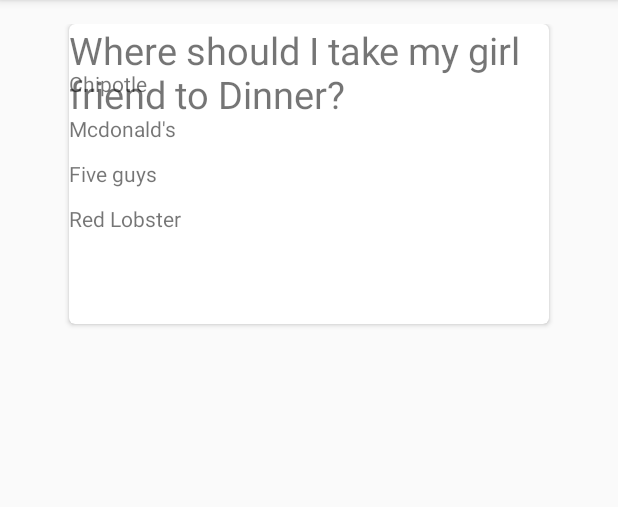
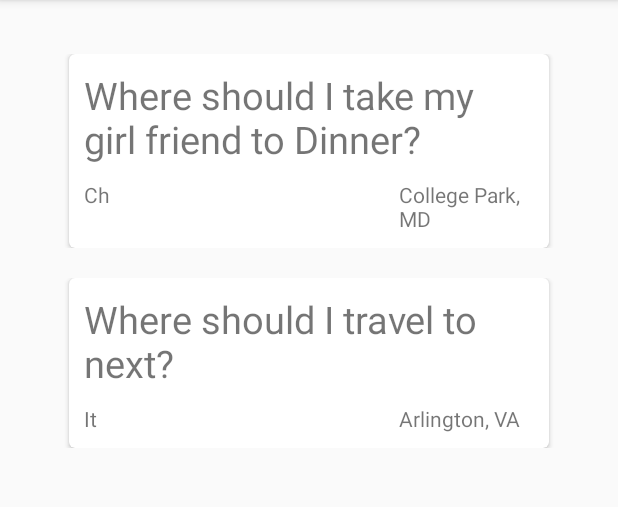
Before and after one commit to sam321pbs/Stuck, an Android app: the screen it shows after launch (StuckMainListActivity), on a phone screen of 412 x 824 dp, the part 84-591 px from its top. Run offline under Robolectric (Android 15) with nearby library versions, the phone set to English and light mode, and no system bars.

Commit message:
feat: card view shows location and sneak peak choice

```diff
--- a/app/src/main/AndroidManifest.xml
+++ b/app/src/main/AndroidManifest.xml
@@ -8,7 +8,7 @@
             android:label="@string/app_name"
             android:supportsRtl="true"
             android:theme="@style/AppTheme">
-        <activity android:name=".StuckMainListActivity">
+        <activity android:name=".activities.StuckMainListActivity">
             <intent-filter>
                 <action android:name="android.intent.action.MAIN"/>
 
--- a/app/src/main/java/com/example/sammengistu/stuck/CardViewAdapter.java
+++ /dev/null
@@ -1,77 +0,0 @@
-package com.example.sammengistu.stuck;
-
-import com.example.sammengistu.stuck.model.StuckPost;
-
-import android.support.v7.widget.RecyclerView;
-import android.view.LayoutInflater;
-import android.view.View;
-import android.view.ViewGroup;
-import android.widget.TextView;
-
-import java.util.List;
-
-public class CardViewAdapter extends RecyclerView.Adapter<CardViewAdapter.ViewHolder> {
-
-    private List<StuckPost> mStuckPosts;
-
-    // Provide a suitable constructor (depends on the kind of dataset)
-    public CardViewAdapter(List<StuckPost> myDataset) {
-        mStuckPosts = myDataset;
-    }
-
-    // Create new views (invoked by the layout manager)
-    @Override
-    public CardViewAdapter.ViewHolder onCreateViewHolder(ViewGroup parent,
-                                                         int viewType) {
-
-        // create a new view
-        View v = LayoutInflater.from(parent.getContext())
-            .inflate(R.layout.stuck_single_item, parent, false);
-        // set the view's size, margins, paddings and layout parameters
-
-        ViewHolder vh = new ViewHolder(v);
-        return vh;
-    }
-
-    // Replace the contents of a view (invoked by the layout manager)
-    @Override
-    public void onBindViewHolder(ViewHolder holder, int position) {
-
-        // - get element from your dataset at this position
-        // - replace the contents of the view with that element
-        holder.mStuckPostQuestion.setText(mStuckPosts.get(0).getQuestion());
-        holder.mChoice1.setText(mStuckPosts.get(0).getChoice1());
-        holder.mChoice2.setText(mStuckPosts.get(0).getChoice2());
-        holder.mChoice3.setText(mStuckPosts.get(0).getChoice3());
-        holder.mChoice4.setText(mStuckPosts.get(0).getChoice4());
-
-    }
-
-    // Return the size of your dataset (invoked by the layout manager)
-    @Override
-    public int getItemCount() {
-        return mStuckPosts.size();
-    }
-
-    // Provide a reference to the views for each data item
-    // Complex data items may need more than one view per item, and
-    // you provide access to all the views for a data item in a view holder
-    public static class ViewHolder extends RecyclerView.ViewHolder {
-        // each data item is just a string in this case
-        public TextView mStuckPostQuestion;
-
-        public TextView mChoice1;
-        public TextView mChoice2;
-        public TextView mChoice3;
-        public TextView mChoice4;
-
-        public ViewHolder(View v) {
-            super(v);
-            mStuckPostQuestion = (TextView)v.findViewById(R.id.single_item_question);
-            mChoice1 = (TextView)v.findViewById(R.id.single_item_choice_1);
-            mChoice2 = (TextView)v.findViewById(R.id.single_item_choice_2);
-            mChoice3 = (TextView)v.findViewById(R.id.single_item_choice_3);
-            mChoice4 = (TextView)v.findViewById(R.id.single_item_choice_4);
-        }
-    }
-}
--- a/app/src/main/java/com/example/sammengistu/stuck/StuckMainListActivity.java
+++ b/app/src/main/java/com/example/sammengistu/stuck/activities/StuckMainListActivity.java
@@ -1,5 +1,7 @@
-package com.example.sammengistu.stuck;
+package com.example.sammengistu.stuck.activities;
 
+import com.example.sammengistu.stuck.R;
+import com.example.sammengistu.stuck.adapters.CardViewListAdapter;
 import com.example.sammengistu.stuck.model.StuckPost;
 
 import android.os.Bundle;
@@ -23,7 +25,7 @@ public class StuckMainListActivity extends AppCompatActivity {
         Log.i("StuckMainList", "CardView break");
         setContentView(R.layout.activity_stuck_main_list);
 
-        mRecyclerView = (RecyclerView) findViewById(R.id.my_recycler_view);
+        mRecyclerView = (RecyclerView) findViewById(R.id.recycler_view_question_post);
 
         // use this setting to improve performance if you know that changes
         // in content do not change the layout size of the RecyclerView
@@ -40,12 +42,22 @@ public class StuckMainListActivity extends AppCompatActivity {
             "Chipotle",
             "Mcdonald's",
             "Five guys",
-            "Red Lobster"));
+            "Red Lobster",
+            "College Park, MD"));
+
+        myDataset.add(new StuckPost(
+            "Where should I travel to next?",
+            "Italy",
+            "France",
+            "Canada",
+            "Ethiopia",
+            "Arlington, VA"));
 
 //        mAdapter = new MyAdapter(new String[]{"Zain", "Nadeem"});
 
+
         // specify an adapter (see also next example)
-        mAdapter = new CardViewAdapter(myDataset);
+        mAdapter = new CardViewListAdapter(myDataset);
         mRecyclerView.setAdapter(mAdapter);
     }
 }
--- /dev/null
+++ b/app/src/main/java/com/example/sammengistu/stuck/activities/StuckVoteActivity.java
@@ -0,0 +1,14 @@
+package com.example.sammengistu.stuck.activities;
+
+import android.os.Bundle;
+import android.support.v7.app.AppCompatActivity;
+
+
+public class StuckVoteActivity extends AppCompatActivity {
+
+    @Override
+    protected void onCreate(Bundle savedInstanceState){
+        super.onCreate(savedInstanceState);
+        setContentView();
+    }
+}
--- /dev/null
+++ b/app/src/main/java/com/example/sammengistu/stuck/adapters/CardViewListAdapter.java
@@ -0,0 +1,88 @@
+package com.example.sammengistu.stuck.adapters;
+
+import com.example.sammengistu.stuck.R;
+import com.example.sammengistu.stuck.model.StuckPost;
+
+import android.support.v7.widget.RecyclerView;
+import android.util.Log;
+import android.view.LayoutInflater;
+import android.view.View;
+import android.view.ViewGroup;
+import android.widget.TextView;
+
+import java.util.List;
+
+public class CardViewListAdapter extends RecyclerView.Adapter<CardViewListAdapter.ViewHolder> {
+
+    private List<StuckPost> mStuckPosts;
+
+    // Provide a suitable constructor (depends on the kind of dataset)
+    public CardViewListAdapter(List<StuckPost> myDataset) {
+        mStuckPosts = myDataset;
+    }
+
+    // Create new views (invoked by the layout manager)
+    @Override
+    public CardViewListAdapter.ViewHolder onCreateViewHolder(ViewGroup parent,
+                                                             int viewType) {
+
+        // create a new view
+        View v = LayoutInflater.from(parent.getContext())
+            .inflate(R.layout.stuck_single_item_question, parent, false);
+        // set the view's size, margins, paddings and layout parameters
+
+        ViewHolder vh = new ViewHolder(v);
+        return vh;
+    }
+
+    // Replace the contents of a view (invoked by the layout manager)
+    @Override
+    public void onBindViewHolder(ViewHolder holder, int position) {
+
+        // - get element from your dataset at this position
+        // - replace the contents of the view with that element
+        holder.mStuckPostQuestion.setText(mStuckPosts.get(position).getQuestion());
+        holder.mStuckPostLocation.setText(mStuckPosts.get(position).getStuckPostLocation());
+        holder.mStuckPostSneakPeakChoice.setText(mStuckPosts.get(position).getChoice1().substring(0,2));
+
+//        holder.mChoice1.setText(mStuckPosts.get(0).getChoice1());
+//        holder.mChoice2.setText(mStuckPosts.get(0).getChoice2());
+//        holder.mChoice3.setText(mStuckPosts.get(0).getChoice3());
+//        holder.mChoice4.setText(mStuckPosts.get(0).getChoice4());
+
+    }
+
+    // Return the size of your dataset (invoked by the layout manager)
+    @Override
+    public int getItemCount() {
+
+        Log.i("Adapter", mStuckPosts.size() + "");
+        return mStuckPosts.size();
+    }
+
+    // Provide a reference to the views for each data item
+    // Complex data items may need more than one view per item, and
+    // you provide access to all the views for a data item in a view holder
+    public static class ViewHolder extends RecyclerView.ViewHolder {
+        // each data item is just a string in this case
+        public TextView mStuckPostQuestion;
+        public TextView mStuckPostLocation;
+        public TextView mStuckPostSneakPeakChoice;
+
+//        public TextView mChoice1;
+//        public TextView mChoice2;
+//        public TextView mChoice3;
+//        public TextView mChoice4;
+
+        public ViewHolder(View v) {
+            super(v);
+            mStuckPostQuestion = (TextView)v.findViewById(R.id.single_item_question);
+            mStuckPostLocation = (TextView)v.findViewById(R.id.post_location);
+            mStuckPostSneakPeakChoice = (TextView)v.findViewById(R.id.sneak_peak_choice_1);
+//            mChoice1 = (TextView)v.findViewById(R.id.single_item_choice_1);
+//            mChoice2 = (TextView)v.findViewById(R.id.single_item_choice_2);
+//            mChoice3 = (TextView)v.findViewById(R.id.single_item_choice_3);
+//            mChoice4 = (TextView)v.findViewById(R.id.single_item_choice_4);
+        }
+    }
+}
--- a/app/src/main/java/com/example/sammengistu/stuck/MyAdapter.java
+++ b/app/src/main/java/com/example/sammengistu/stuck/adapters/MyAdapter.java
@@ -1,4 +1,6 @@
-package com.example.sammengistu.stuck;
+package com.example.sammengistu.stuck.adapters;
+
+import com.example.sammengistu.stuck.R;
 
 import android.support.v7.widget.RecyclerView;
 import android.view.LayoutInflater;
@@ -29,7 +31,7 @@ public class MyAdapter extends RecyclerView.Adapter<MyAdapter.ViewHolder> {
 
 
 
-        View v = inflater.inflate(R.layout.stuck_single_item, parent, false);
+        View v = inflater.inflate(R.layout.stuck_single_item_question, parent, false);
 
 
 
--- a/app/src/main/java/com/example/sammengistu/stuck/model/StuckPost.java
+++ b/app/src/main/java/com/example/sammengistu/stuck/model/StuckPost.java
@@ -9,13 +9,17 @@ public class StuckPost {
     private String mChoice3;
     private String mChoice4;
 
+    private String mStuckPostLocation;
+
     public StuckPost (String question, String choice1,
-                       String choice2, String choice3, String choice4 ){
+                       String choice2, String choice3, String choice4,
+                      String stuckPostLocation){
         mQuestion = question;
         mChoice1 = choice1;
         mChoice2 = choice2;
         mChoice3 = choice3;
         mChoice4 = choice4;
+        mStuckPostLocation = stuckPostLocation;
     }
 
     public String getQuestion() {
@@ -37,4 +41,8 @@ public class StuckPost {
     public String getChoice4() {
         return mChoice4;
     }
+
+    public String getStuckPostLocation() {
+        return mStuckPostLocation;
+    }
 }
--- a/app/src/main/res/layout/activity_stuck_main_list.xml
+++ b/app/src/main/res/layout/activity_stuck_main_list.xml
@@ -8,10 +8,10 @@
         android:paddingRight="@dimen/activity_horizontal_margin"
         android:paddingTop="@dimen/activity_vertical_margin"
         android:paddingBottom="@dimen/activity_vertical_margin"
-        tools:context="com.example.sammengistu.stuck.StuckMainListActivity">
+        tools:context=".activities.StuckMainListActivity">
 
     <android.support.v7.widget.RecyclerView
-            android:id="@+id/my_recycler_view"
+            android:id="@+id/recycler_view_question_post"
             android:scrollbars="vertical"
             android:layout_width="match_parent"
             android:layout_height="match_parent"/>
--- /dev/null
+++ b/app/src/main/res/layout/activity_stuck_vote.xml
@@ -0,0 +1,13 @@
+<?xml version="1.0" encoding="utf-8"?>
+<LinearLayout xmlns:android="http://schemas.android.com/apk/res/android"
+              android:orientation="vertical"
+              android:layout_width="match_parent"
+              android:layout_height="match_parent">
+
+    <android.support.v7.widget.RecyclerView
+            android:id="@+id/recycler_view_question_post"
+            android:scrollbars="vertical"
+            android:layout_width="match_parent"
+            android:layout_height="match_parent"/>
+
+</LinearLayout>
--- a/app/src/main/res/layout/stuck_single_item.xml
+++ /dev/null
@@ -1,50 +0,0 @@
-<?xml version="1.0" encoding="utf-8"?>
-<LinearLayout xmlns:android="http://schemas.android.com/apk/res/android"
-              xmlns:tools="http://schemas.android.com/tools"
-              xmlns:card_view="http://schemas.android.com/apk/res-auto"
-              android:orientation="vertical"
-              android:layout_height="match_parent"
-              android:layout_width="match_parent">
-
-    <!-- A CardView that contains a TextView -->
-    <android.support.v7.widget.CardView
-            android:id="@+id/card_view"
-            android:layout_gravity="center"
-            android:layout_width="match_parent"
-            android:layout_marginStart="30dp"
-            android:layout_marginEnd="30dp"
-            android:layout_height="200dp"
-            card_view:cardCornerRadius="4dp">
-
-        <TextView
-                android:id="@+id/single_item_question"
-                android:layout_width="wrap_content"
-                android:textSize="25sp"
-                android:layout_height="wrap_content"/>
-
-        <TextView
-                android:id="@+id/single_item_choice_1"
-                android:layout_width="wrap_content"
-                android:layout_height="wrap_content"
-                android:layout_marginTop="30dp"/>
-
-        <TextView
-                android:id="@+id/single_item_choice_2"
-                android:layout_width="wrap_content"
-                android:layout_height="wrap_content"
-                android:layout_marginTop="60dp"/>
-
-        <TextView
-                android:id="@+id/single_item_choice_3"
-                android:layout_width="wrap_content"
-                android:layout_height="wrap_content"
-                android:layout_marginTop="90dp"/>
-
-        <TextView
-                android:id="@+id/single_item_choice_4"
-                android:layout_width="wrap_content"
-                android:layout_height="wrap_content"
-                android:layout_marginTop="120dp"/>
-
-    </android.support.v7.widget.CardView>
-</LinearLayout>
--- /dev/null
+++ b/app/src/main/res/layout/stuck_single_item_question.xml
@@ -0,0 +1,60 @@
+<?xml version="1.0" encoding="utf-8"?>
+<LinearLayout xmlns:android="http://schemas.android.com/apk/res/android"
+              xmlns:tools="http://schemas.android.com/tools"
+              xmlns:card_view="http://schemas.android.com/apk/res-auto"
+              android:orientation="vertical"
+              android:layout_height="wrap_content"
+              android:layout_width="match_parent"
+              android:layout_marginTop="20dp">
+
+    <!-- A CardView that contains a TextView -->
+    <android.support.v7.widget.CardView
+            android:id="@+id/card_view"
+            android:layout_gravity="center"
+            android:layout_width="match_parent"
+            android:layout_marginStart="30dp"
+            android:layout_marginEnd="30dp"
+            android:layout_height="wrap_content"
+            card_view:cardCornerRadius="4dp">
+
+        <RelativeLayout android:layout_width="match_parent"
+                        android:layout_height="match_parent"
+        android:layout_margin="10dp">
+
+            <TextView
+                    android:id="@+id/single_item_question"
+                    android:layout_width="wrap_content"
+                    android:textSize="25sp"
+                    android:layout_height="wrap_content"
+                    android:text="Whats your favorite name?"/>
+
+            <LinearLayout android:layout_width="match_parent"
+                          android:layout_height="wrap_content"
+                          android:orientation="horizontal"
+                          android:layout_below="@+id/single_item_question">
+
+                <TextView android:layout_width="match_parent"
+                          android:layout_height="wrap_content"
+                          android:id="@+id/sneak_peak_choice_1"
+                          android:layout_below="@+id/single_item_question"
+                          android:text="Choice 1: Sam"
+                          android:layout_marginTop="10dp"
+                          android:layout_weight=".3"/>
+
+                <TextView android:layout_width="match_parent"
+                          android:layout_height="wrap_content"
+                          android:id="@+id/post_location"
+                          android:layout_below="@+id/single_item_question"
+                          android:text="College Park,  MD"
+                          android:layout_marginTop="10dp"
+                          android:layout_toEndOf="@+id/sneak_peak_choice_1"
+                          android:layout_weight=".7"/>
+
+            </LinearLayout>
+
+
+        </RelativeLayout>
+
+
+    </android.support.v7.widget.CardView>
+</LinearLayout>
--- /dev/null
+++ b/app/src/main/res/layout/stuck_view_choice.xml
@@ -0,0 +1,40 @@
+<?xml version="1.0" encoding="utf-8"?>
+<LinearLayout xmlns:android="http://schemas.android.com/apk/res/android"
+              xmlns:card_view="http://schemas.android.com/apk/res-auto"
+              android:orientation="vertical"
+              android:layout_width="match_parent"
+              android:layout_height="match_parent">
+
+    <!-- A CardView that contains a TextView -->
+    <android.support.v7.widget.CardView
+            android:id="@+id/card_view"
+            android:layout_gravity="center"
+            android:layout_width="match_parent"
+            android:layout_marginStart="30dp"
+            android:layout_marginEnd="30dp"
+            android:layout_height="200dp"
+            card_view:cardCornerRadius="4dp">
+
+        <LinearLayout android:layout_width="match_parent"
+                      android:layout_height="match_parent"
+                      android:orientation="horizontal">
+            <TextView
+                    android:id="@+id/single_item_choice"
+                    android:layout_width="match_parent"
+                    android:layout_height="match_parent"
+                    android:text="Sam is the mannnnnnnnnnnnnnnnnnnnnnnnnnn"
+                    android:gravity="center_vertical"
+                    android:layout_weight=".2"/>
+
+            <TextView android:layout_width="match_parent"
+                      android:layout_height="match_parent"
+                      android:layout_gravity="end"
+                      android:text="4000"
+                      android:gravity="center_vertical"
+                      android:layout_weight=".8"/>
+        </LinearLayout>
+
+
+    </android.support.v7.widget.CardView>
+
+</LinearLayout>
```
